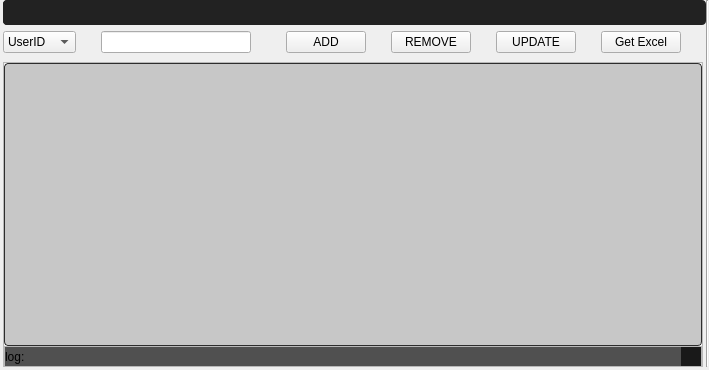
First picture: the form in Resources/UI/Deposit.ui, repository ArhamshareKrushil/ScanRisk, before the edit.
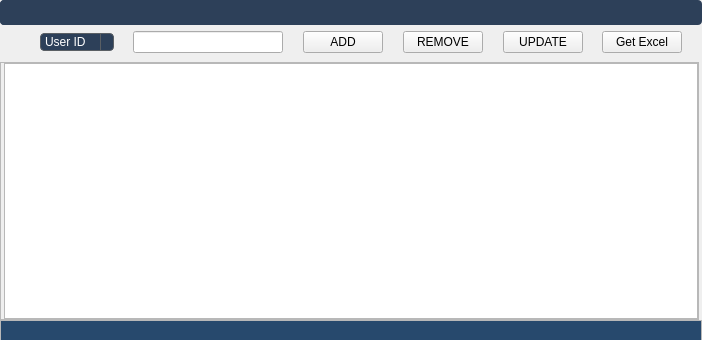
Second picture: the form after the edit. Icons and pictures are not drawn.

Diff of the .ui file:
```diff
--- a/Resources/UI/Deposit.ui
+++ b/Resources/UI/Deposit.ui
@@ -6,8 +6,8 @@
    <rect>
     <x>0</x>
     <y>0</y>
-    <width>709</width>
-    <height>370</height>
+    <width>702</width>
+    <height>340</height>
    </rect>
   </property>
   <property name="windowTitle">
@@ -33,295 +33,7 @@
     <property name="spacing">
      <number>0</number>
     </property>
-    <item row="2" column="2">
-     <widget class="QFrame" name="mainFrame">
-      <property name="sizePolicy">
-       <sizepolicy hsizetype="Expanding" vsizetype="Expanding">
-        <horstretch>0</horstretch>
-        <verstretch>0</verstretch>
-       </sizepolicy>
-      </property>
-      <property name="frameShape">
-       <enum>QFrame::StyledPanel</enum>
-      </property>
-      <property name="frameShadow">
-       <enum>QFrame::Raised</enum>
-      </property>
-      <layout class="QGridLayout" name="gridLayout_4">
-       <property name="leftMargin">
-        <number>0</number>
-       </property>
-       <property name="topMargin">
-        <number>0</number>
-       </property>
-       <property name="rightMargin">
-        <number>0</number>
-       </property>
-       <property name="bottomMargin">
-        <number>0</number>
-       </property>
-       <property name="spacing">
-        <number>0</number>
-       </property>
-       <item row="0" column="0">
-        <widget class="QTableView" name="tableView">
-         <property name="font">
-          <font>
-           <pointsize>11</pointsize>
-          </font>
-         </property>
-         <property name="styleSheet">
-          <string notr="true">QTreeView:branch:selected, QTreeView:branch:hover {
-  background: url(&quot;:/qss_icons/rc/transparent.png&quot;);
-}
-
-QTreeView:branch:has-siblings:!adjoins-item {
-  border-image: url(&quot;:/qss_icons/rc/branch_line.png&quot;) 0;
-}
-
-QTreeView:branch:has-siblings:adjoins-item {
-  border-image: url(&quot;:/qss_icons/rc/branch_more.png&quot;) 0;
-}
-
-QTreeView:branch:!has-children:!has-siblings:adjoins-item {
-  border-image: url(&quot;:/qss_icons/rc/branch_end.png&quot;) 0;
-}
-
-QTreeView:branch:has-children:!has-siblings:closed, QTreeView:branch:closed:has-children:has-siblings {
-  border-image: none;
-  image: url(&quot;:/qss_icons/rc/branch_closed.png&quot;);
-}
-
-QTreeView:branch:open:has-children:!has-siblings, QTreeView:branch:open:has-children:has-siblings {
-  border-image: none;
-  image: url(&quot;:/qss_icons/rc/branch_open.png&quot;);
-}
-
-QTreeView:branch:has-children:!has-siblings:closed:hover, QTreeView:branch:closed:has-children:has-siblings:hover {
-  image: url(&quot;:/qss_icons/rc/branch_closed_focus.png&quot;);
-}
-
-QTreeView:branch:open:has-children:!has-siblings:hover, QTreeView:branch:open:has-children:has-siblings:hover {
-  image: url(&quot;:/qss_icons/rc/branch_open_focus.png&quot;);
-}
-
-QTreeView::indicator:checked,
-QListView::indicator:checked {
-  image: url(&quot;:/qss_icons/rc/checkbox_checked.png&quot;);
-}
-
-QTreeView::indicator:checked:hover, QTreeView::indicator:checked:focus, QTreeView::indicator:checked:pressed,
-QListView::indicator:checked:hover,
-QListView::indicator:checked:focus,
-QListView::indicator:checked:pressed {
-  image: url(&quot;:/qss_icons/rc/checkbox_checked_focus.png&quot;);
-}
-
-QTreeView::indicator:unchecked,
-QListView::indicator:unchecked {
-  image: url(&quot;:/qss_icons/rc/checkbox_unchecked.png&quot;);
-}
-
-QTreeView::indicator:unchecked:hover, QTreeView::indicator:unchecked:focus, QTreeView::indicator:unchecked:pressed,
-QListView::indicator:unchecked:hover,
-QListView::indicator:unchecked:focus,
-QListView::indicator:unchecked:pressed {
-  image: url(&quot;:/qss_icons/rc/checkbox_unchecked_focus.png&quot;);
-}
-
-QTreeView::indicator:indeterminate,
-QListView::indicator:indeterminate {
-  image: url(&quot;:/qss_icons/rc/checkbox_indeterminate.png&quot;);
-}
-
-QTreeView::indicator:indeterminate:hover, QTreeView::indicator:indeterminate:focus, QTreeView::indicator:indeterminate:pressed,
-QListView::indicator:indeterminate:hover,
-QListView::indicator:indeterminate:focus,
-QListView::indicator:indeterminate:pressed {
-  image: url(&quot;:/qss_icons/rc/checkbox_indeterminate_focus.png&quot;);
-}
-
-QTreeView,
-QListView,
-QTableView,
-QColumnView {
-  background-color: #c7c7c7;
-  border: 1px solid #2d2d2d;
-  color: #000000;
-  gridline-color: #2d2d2d;
-  border-radius: 4px;
-}
-
-QTreeView:disabled,
-QListView:disabled,
-QTableView:disabled,
-QColumnView:disabled {
-  background-color: #c7c7c7;
-  color: #000000;
-}
-
-QTreeView:selected,
-QListView:selected,
-QTableView:selected,
-QColumnView:selected {
-  background-color: #c7c7c7;
-  color: #000000;
-}
-
-QTreeView:hover,
-QListView:hover,
-QTableView:hover,
-QColumnView:hover {
-  background-color: #c7c7c7;
-  border: 1px solid #148CD2;
-}
-
-QTreeView::item:pressed,
-QListView::item:pressed,
-QTableView::item:pressed,
-QColumnView::item:pressed {
-  background-color: #c7c7c7;
-}
-
-QTreeView::item:selected:hover,
-QListView::item:selected:hover,
-QTableView::item:selected:hover,
-QColumnView::item:selected:hover {
-  background: #c7c7c7;
-  color: #000000;
-}
-
-QTreeView::item:selected:active,
-QListView::item:selected:active,
-QTableView::item:selected:active,
-QColumnView::item:selected:active {
-background-color: palette(highlight);
- color: palette(highlightedText);
-}
-
-QTreeView::item:!selected:hover,
-QListView::item:!selected:hover,
-QTableView::item:!selected:hover,
-QColumnView::item:!selected:hover {
-  outline: 0;
-  color: #148CD2;
-  background-color: #2d2d2d;
-}
-
-QTableCornerButton::section {
-  background-color: #282828;
-  border: 1px transparent #2d2d2d;
-  border-radius: 0px;
-}
-</string>
-         </property>
-         <property name="selectionBehavior">
-          <enum>QAbstractItemView::SelectRows</enum>
-         </property>
-         <property name="showGrid">
-          <bool>true</bool>
-         </property>
-         <property name="sortingEnabled">
-          <bool>true</bool>
-         </property>
-         <attribute name="verticalHeaderDefaultSectionSize">
-          <number>23</number>
-         </attribute>
-        </widget>
-       </item>
-       <item row="1" column="0">
-        <widget class="QFrame" name="StatusBar">
-         <property name="minimumSize">
-          <size>
-           <width>0</width>
-           <height>20</height>
-          </size>
-         </property>
-         <property name="maximumSize">
-          <size>
-           <width>16777215</width>
-           <height>20</height>
-          </size>
-         </property>
-         <property name="frameShape">
-          <enum>QFrame::StyledPanel</enum>
-         </property>
-         <property name="frameShadow">
-          <enum>QFrame::Raised</enum>
-         </property>
-         <layout class="QGridLayout" name="gridLayout_7">
-          <property name="leftMargin">
-           <number>0</number>
-          </property>
-          <property name="topMargin">
-           <number>0</number>
-          </property>
-          <property name="rightMargin">
-           <number>0</number>
-          </property>
-          <property name="bottomMargin">
-           <number>0</number>
-          </property>
-          <property name="spacing">
-           <number>0</number>
-          </property>
-          <item row="0" column="0">
-           <widget class="QLabel" name="label">
-            <property name="minimumSize">
-             <size>
-              <width>0</width>
-              <height>20</height>
-             </size>
-            </property>
-            <property name="styleSheet">
-             <string notr="true">background-color: rgb(80, 80, 80);
-  border-radius: 0
-px;</string>
-            </property>
-            <property name="text">
-             <string>log:</string>
-            </property>
-            <property name="wordWrap">
-             <bool>true</bool>
-            </property>
-           </widget>
-          </item>
-          <item row="0" column="1">
-           <widget class="QFrame" name="gripFolio">
-            <property name="minimumSize">
-             <size>
-              <width>0</width>
-              <height>20</height>
-             </size>
-            </property>
-            <property name="maximumSize">
-             <size>
-              <width>20</width>
-              <height>20</height>
-             </size>
-            </property>
-            <property name="styleSheet">
-             <string notr="true">background-color: rgb(25,25,25);
-  border-radius: 0px;</string>
-            </property>
-            <property name="frameShape">
-             <enum>QFrame::StyledPanel</enum>
-            </property>
-            <property name="frameShadow">
-             <enum>QFrame::Raised</enum>
-            </property>
-            <property name="lineWidth">
-             <number>0</number>
-            </property>
-           </widget>
-          </item>
-         </layout>
-        </widget>
-       </item>
-      </layout>
-     </widget>
-    </item>
-    <item row="0" column="1" colspan="3">
+    <item row="0" column="0" colspan="3">
      <widget class="QWidget" name="indexBar" native="true">
       <property name="sizePolicy">
        <sizepolicy hsizetype="Preferred" vsizetype="Minimum">
@@ -499,7 +211,7 @@
        <property name="verticalSpacing">
         <number>6</number>
        </property>
-       <item row="0" column="0" colspan="12">
+       <item row="0" column="0" colspan="14">
         <widget class="QFrame" name="headerFrame">
          <property name="sizePolicy">
           <sizepolicy hsizetype="Expanding" vsizetype="Maximum">
@@ -514,9 +226,18 @@
           </size>
          </property>
          <property name="styleSheet">
-          <string notr="true">/* (dot) .QFrame  fix #141, #126, #123 */
+          <string notr="true">/* QFrame -----------------------------------------------------------------
+
+https://doc.qt.io/qt-5/stylesheet-examples.html#customizing-qframe
+https://doc.qt.io/qt-5/qframe.html#-prop
+https://doc.qt.io/qt-5/qframe.html#details
+https://stackoverflow.com/questions/14581498/qt-stylesheet-for-hline-vline-color
+
+--------------------------------------------------------------------------- */
+/* (dot) .QFrame  fix #141, #126, #123 */
 .QFrame {
-background-color: #222222;
+  background-color: #2D4059;
+
   border-radius: 4px;
   border: 0px solid transparent;
 
@@ -542,6 +263,7 @@
   background-color: #2d2d2d;
 }
 
+
 </string>
          </property>
          <property name="frameShape">
@@ -611,29 +333,19 @@
              <property name="bottomMargin">
               <number>0</number>
              </property>
-             <item alignment="Qt::AlignTop">
+             <item>
               <widget class="QPushButton" name="bt_min_3">
-               <property name="sizePolicy">
-                <sizepolicy hsizetype="Expanding" vsizetype="Expanding">
-                 <horstretch>0</horstretch>
-                 <verstretch>0</verstretch>
-                </sizepolicy>
-               </property>
                <property name="minimumSize">
                 <size>
-                 <width>35</width>
-                 <height>25</height>
-                </size>
-               </property>
-               <property name="maximumSize">
-                <size>
-                 <width>35</width>
+                 <width>25</width>
                  <height>25</height>
                 </size>
                </property>
                <property name="styleSheet">
                 <string notr="true">QPushButton {
   background-color: transparent;
+border-radius: 10px;
+
   border: 1px solid transparent;
 
 }
@@ -651,35 +363,25 @@
                </property>
                <property name="iconSize">
                 <size>
-                 <width>15</width>
-                 <height>15</height>
+                 <width>20</width>
+                 <height>20</height>
                 </size>
                </property>
               </widget>
              </item>
-             <item alignment="Qt::AlignRight|Qt::AlignTop">
+             <item>
               <widget class="QPushButton" name="bt_close_3">
-               <property name="sizePolicy">
-                <sizepolicy hsizetype="Maximum" vsizetype="Maximum">
-                 <horstretch>0</horstretch>
-                 <verstretch>0</verstretch>
-                </sizepolicy>
-               </property>
                <property name="minimumSize">
                 <size>
-                 <width>35</width>
-                 <height>25</height>
-                </size>
-               </property>
-               <property name="maximumSize">
-                <size>
-                 <width>35</width>
+                 <width>0</width>
                  <height>25</height>
                 </size>
                </property>
                <property name="styleSheet">
                 <string notr="true">QPushButton {
   background-color: transparent;
+border-radius: 10px;
+
   border: 1px solid transparent;
 
 }
@@ -697,8 +399,8 @@
                </property>
                <property name="iconSize">
                 <size>
-                 <width>15</width>
-                 <height>15</height>
+                 <width>20</width>
+                 <height>20</height>
                 </size>
                </property>
               </widget>
@@ -737,134 +439,14 @@
          </layout>
         </widget>
        </item>
-       <item row="1" column="0">
-        <widget class="QComboBox" name="cbHeads">
-         <item>
-          <property name="text">
-           <string>UserID</string>
-          </property>
-         </item>
-         <item>
-          <property name="text">
-           <string>Deposit</string>
-          </property>
-         </item>
-        </widget>
-       </item>
-       <item row="1" column="1">
-        <widget class="Line" name="line_12">
-         <property name="minimumSize">
-          <size>
-           <width>10</width>
-           <height>0</height>
-          </size>
-         </property>
-         <property name="maximumSize">
-          <size>
-           <width>25</width>
-           <height>16777215</height>
-          </size>
-         </property>
-         <property name="styleSheet">
-          <string notr="true">background-color: transparent;</string>
-         </property>
-         <property name="orientation">
-          <enum>Qt::Horizontal</enum>
-         </property>
-        </widget>
-       </item>
-       <item row="1" column="2">
-        <widget class="QLineEdit" name="le_text">
-         <property name="maximumSize">
-          <size>
-           <width>150</width>
-           <height>16777215</height>
-          </size>
-         </property>
-        </widget>
-       </item>
-       <item row="1" column="3">
-        <widget class="Line" name="line_10">
-         <property name="minimumSize">
-          <size>
-           <width>10</width>
-           <height>0</height>
-          </size>
-         </property>
-         <property name="styleSheet">
-          <string notr="true">background-color:transparent</string>
-         </property>
-         <property name="orientation">
-          <enum>Qt::Horizontal</enum>
-         </property>
-        </widget>
-       </item>
-       <item row="1" column="4">
-        <widget class="QPushButton" name="pbAdd">
-         <property name="text">
-          <string>ADD</string>
-         </property>
-        </widget>
-       </item>
-       <item row="1" column="5">
-        <widget class="Line" name="line_7">
-         <property name="minimumSize">
-          <size>
-           <width>10</width>
-           <height>0</height>
-          </size>
-         </property>
-         <property name="maximumSize">
-          <size>
-           <width>25</width>
-           <height>16777215</height>
-          </size>
-         </property>
-         <property name="styleSheet">
-          <string notr="true">background-color: transparent;</string>
-         </property>
-         <property name="orientation">
-          <enum>Qt::Horizontal</enum>
-         </property>
-        </widget>
-       </item>
-       <item row="1" column="6">
+       <item row="2" column="8">
         <widget class="QPushButton" name="pbRemove">
          <property name="text">
           <string>REMOVE</string>
          </property>
         </widget>
        </item>
-       <item row="1" column="7">
-        <widget class="Line" name="line_11">
-         <property name="minimumSize">
-          <size>
-           <width>10</width>
-           <height>0</height>
-          </size>
-         </property>
-         <property name="maximumSize">
-          <size>
-           <width>25</width>
-           <height>16777215</height>
-          </size>
-         </property>
-         <property name="styleSheet">
-          <string notr="true">background-color: transparent;</string>
-         </property>
-         <property name="orientation">
-          <enum>Qt::Horizontal</enum>
-         </property>
-        </widget>
-       </item>
-       <item row="1" column="8">
-        <widget class="QPushButton" name="pbUpdate">
-         <property name="text">
-          <string>UPDATE</string>
-         </property>
-        </widget>
-       </item>
-       <item row="1" column="9">
+       <item row="2" column="11">
         <widget class="Line" name="line_13">
          <property name="minimumSize">
           <size>
@@ -886,7 +468,7 @@
          </property>
         </widget>
        </item>
-       <item row="1" column="10">
+       <item row="2" column="12">
         <widget class="QPushButton" name="pbGetExcel">
          <property name="maximumSize">
           <size>
@@ -899,7 +481,7 @@
          </property>
         </widget>
        </item>
-       <item row="1" column="11">
+       <item row="2" column="13">
         <widget class="Line" name="line_9">
          <property name="minimumSize">
           <size>
@@ -921,27 +503,322 @@
          </property>
         </widget>
        </item>
+       <item row="2" column="5">
+        <widget class="Line" name="line_10">
+         <property name="minimumSize">
+          <size>
+           <width>10</width>
+           <height>0</height>
+          </size>
+         </property>
+         <property name="styleSheet">
+          <string notr="true">background-color:transparent</string>
+         </property>
+         <property name="orientation">
+          <enum>Qt::Horizontal</enum>
+         </property>
+        </widget>
+       </item>
+       <item row="2" column="4">
+        <widget class="QLineEdit" name="le_text">
+         <property name="maximumSize">
+          <size>
+           <width>150</width>
+           <height>16777215</height>
+          </size>
+         </property>
+        </widget>
+       </item>
+       <item row="2" column="7">
+        <widget class="Line" name="line_7">
+         <property name="minimumSize">
+          <size>
+           <width>10</width>
+           <height>0</height>
+          </size>
+         </property>
+         <property name="maximumSize">
+          <size>
+           <width>25</width>
+           <height>16777215</height>
+          </size>
+         </property>
+         <property name="styleSheet">
+          <string notr="true">background-color: transparent;</string>
+         </property>
+         <property name="orientation">
+          <enum>Qt::Horizontal</enum>
+         </property>
+        </widget>
+       </item>
+       <item row="2" column="10">
+        <widget class="QPushButton" name="pbUpdate">
+         <property name="text">
+          <string>UPDATE</string>
+         </property>
+        </widget>
+       </item>
+       <item row="2" column="9">
+        <widget class="Line" name="line_11">
+         <property name="minimumSize">
+          <size>
+           <width>10</width>
+           <height>0</height>
+          </size>
+         </property>
+         <property name="maximumSize">
+          <size>
+           <width>25</width>
+           <height>16777215</height>
+          </size>
+         </property>
+         <property name="styleSheet">
+          <string notr="true">background-color: transparent;</string>
+         </property>
+         <property name="orientation">
+          <enum>Qt::Horizontal</enum>
+         </property>
+        </widget>
+       </item>
+       <item row="2" column="2">
+        <widget class="QComboBox" name="cbHeads">
+         <property name="styleSheet">
+          <string notr="true">QComboBox {
+  background-color: #2D4059;
+  color: #ffffff;
+    font: 63 10pt &quot;Segoe UI Semibold&quot;;
+
+  border: 1px solid #5a5f64;
+  border-radius: 4px;
+  selection-background-color: #1464A0;
+  padding-left: 4px;
+  padding-right: 10px;
+  /* 4 + 16*2 See scrollbar size */
+  /* Fixes #103, #111 */
+  min-height: 1.5em;
+  /* padding-top: 2px;     removed to fix #132 */
+  /* padding-bottom: 2px;  removed to fix #132 */
+  /* min-width: 75px;      removed to fix #109 */
+  /* Needed to remove indicator - fix #132 */
+}
+
+QComboBox QAbstractItemView {
+  border: 1px solid #2d2d2d;
+  border-radius: 0;
+  background-color: #2D4059;
+  selection-background-color: #1464A0;
+}
+
+QComboBox QAbstractItemView:hover {
+  background-color: #2D4059;
+  color: #F0F0F0;
+}
+
+QComboBox QAbstractItemView:selected {
+  background: #1464A0;
+  color: #2d2d2d;
+}
+
+QComboBox QAbstractItemView:alternate {
+  background: #282828;
+}
+
+QComboBox:disabled {
+  background-color: #282828;
+  color: #787878;
+}
+
+QComboBox:hover {
+  border: 1px solid #148CD2;
+}
+
+QComboBox:focus {
+  border: 1px solid #1464A0;
+}
+
+QComboBox:on {
+  selection-background-color: #1464A0;
+}
+
+QComboBox::indicator {
+  border: none;
+  border-radius: 0;
+  background-color: transparent;
+  selection-background-color: transparent;
+  color: transparent;
+  selection-color: transparent;
+  /* Needed to remove indicator - fix #132 */
+}
+
+QComboBox::indicator:alternate {
+  background: #282828;
+}
+
+QComboBox::item:alternate {
+  background: #282828;
+}
+
+
+QComboBox::item:selected {
+  border: 0px solid transparent;
+}
+
+QComboBox::drop-down {
+  subcontrol-origin: padding;
+  subcontrol-position: top right;
+  width: 12px;
+  border-left: 1px solid #5a5f64;
+}
+
+QComboBox::down-arrow {
+  image: url(&quot;:/qss_icons/rc/arrow_down_disabled.png&quot;);
+  height: 8px;
+  width: 8px;
+}
+
+QComboBox::down-arrow:on, QComboBox::down-arrow:hover, QComboBox::down-arrow:focus {
+  image: url(&quot;:/qss_icons/rc/arrow_down.png&quot;);
+}</string>
+         </property>
+         <item>
+          <property name="text">
+           <string>User ID</string>
+          </property>
+         </item>
+         <item>
+          <property name="text">
+           <string>Deposit</string>
+          </property>
+         </item>
+        </widget>
+       </item>
+       <item row="2" column="6">
+        <widget class="QPushButton" name="pbAdd">
+         <property name="text">
+          <string>ADD</string>
+         </property>
+        </widget>
+       </item>
+       <item row="2" column="1">
+        <widget class="Line" name="line_4">
+         <property name="styleSheet">
+          <string notr="true">background-color: transparent;</string>
+         </property>
+         <property name="orientation">
+          <enum>Qt::Horizontal</enum>
+         </property>
+        </widget>
+       </item>
+       <item row="2" column="0">
+        <widget class="Line" name="line_12">
+         <property name="minimumSize">
+          <size>
+           <width>10</width>
+           <height>0</height>
+          </size>
+         </property>
+         <property name="maximumSize">
+          <size>
+           <width>25</width>
+           <height>16777215</height>
+          </size>
+         </property>
+         <property name="styleSheet">
+          <string notr="true">background-color: transparent;</string>
+         </property>
+         <property name="orientation">
+          <enum>Qt::Horizontal</enum>
+         </property>
+        </widget>
+       </item>
+       <item row="2" column="3">
+        <widget class="Line" name="line_6">
+         <property name="styleSheet">
+          <string notr="true">background-color:transparent;</string>
+         </property>
+         <property name="orientation">
+          <enum>Qt::Horizontal</enum>
+         </property>
+        </widget>
+       </item>
       </layout>
      </widget>
     </item>
-    <item row="3" column="1">
+    <item row="2" column="1">
+     <widget class="QFrame" name="mainFrame">
+      <property name="sizePolicy">
+       <sizepolicy hsizetype="Expanding" vsizetype="Expanding">
+        <horstretch>0</horstretch>
+        <verstretch>0</verstretch>
+       </sizepolicy>
+      </property>
+      <property name="frameShape">
+       <enum>QFrame::StyledPanel</enum>
+      </property>
+      <property name="frameShadow">
+       <enum>QFrame::Raised</enum>
+      </property>
+      <layout class="QGridLayout" name="gridLayout_4">
+       <property name="leftMargin">
+        <number>0</number>
+       </property>
+       <property name="topMargin">
+        <number>0</number>
+       </property>
+       <property name="rightMargin">
+        <number>0</number>
+       </property>
+       <property name="bottomMargin">
+        <number>0</number>
+       </property>
+       <property name="spacing">
+        <number>0</number>
+       </property>
+       <item row="0" column="0">
+        <widget class="Line" name="line">
+         <property name="styleSheet">
+          <string notr="true">background-color: transparent;</string>
+         </property>
+         <property name="orientation">
+          <enum>Qt::Vertical</enum>
+         </property>
+        </widget>
+       </item>
+       <item row="0" column="1">
+        <widget class="QTableView" name="tableView">
+         <property name="font">
+          <font>
+           <pointsize>11</pointsize>
+          </font>
+         </property>
+         <property name="styleSheet">
+          <string notr="true"/>
+         </property>
+         <property name="selectionBehavior">
+          <enum>QAbstractItemView::SelectRows</enum>
+         </property>
+         <property name="showGrid">
+          <bool>true</bool>
+         </property>
+         <property name="sortingEnabled">
+          <bool>true</bool>
+         </property>
+         <attribute name="verticalHeaderDefaultSectionSize">
+          <number>23</number>
+         </attribute>
+        </widget>
+       </item>
+      </layout>
+     </widget>
+    </item>
+    <item row="3" column="0">
      <widget class="Line" name="line_18">
       <property name="orientation">
        <enum>Qt::Horizontal</enum>
       </property>
      </widget>
     </item>
-    <item row="2" column="0">
-     <widget class="Line" name="line">
-      <property name="styleSheet">
-       <string notr="true">background-color: transparent;</string>
-      </property>
-      <property name="orientation">
-       <enum>Qt::Vertical</enum>
-      </property>
-     </widget>
-    </item>
-    <item row="2" column="3">
+    <item row="2" column="2">
      <widget class="Line" name="line_3">
       <property name="styleSheet">
        <string notr="true">background-color: transparent;</string>
@@ -951,14 +828,7 @@
       </property>
      </widget>
     </item>
-    <item row="0" column="4" rowspan="3">
-     <widget class="Line" name="line_17">
-      <property name="orientation">
-       <enum>Qt::Vertical</enum>
-      </property>
-     </widget>
-    </item>
-    <item row="1" column="2">
+    <item row="1" column="1">
      <widget class="Line" name="line_2">
       <property name="styleSheet">
        <string notr="true">background-color: transparent;</string>
@@ -968,6 +838,104 @@
       </property>
      </widget>
     </item>
+    <item row="3" column="1" colspan="2">
+     <widget class="QFrame" name="StatusBar">
+      <property name="minimumSize">
+       <size>
+        <width>0</width>
+        <height>20</height>
+       </size>
+      </property>
+      <property name="maximumSize">
+       <size>
+        <width>16777215</width>
+        <height>20</height>
+       </size>
+      </property>
+      <property name="styleSheet">
+       <string notr="true"/>
+      </property>
+      <property name="frameShape">
+       <enum>QFrame::StyledPanel</enum>
+      </property>
+      <property name="frameShadow">
+       <enum>QFrame::Raised</enum>
+      </property>
+      <layout class="QGridLayout" name="gridLayout_7">
+       <property name="leftMargin">
+        <number>0</number>
+       </property>
+       <property name="topMargin">
+        <number>0</number>
+       </property>
+       <property name="rightMargin">
+        <number>0</number>
+       </property>
+       <property name="bottomMargin">
+        <number>0</number>
+       </property>
+       <property name="spacing">
+        <number>0</number>
+       </property>
+       <item row="0" column="0">
+        <widget class="QLabel" name="label">
+         <property name="minimumSize">
+          <size>
+           <width>0</width>
+           <height>20</height>
+          </size>
+         </property>
+         <property name="maximumSize">
+          <size>
+           <width>16777215</width>
+           <height>20</height>
+          </size>
+         </property>
+         <property name="styleSheet">
+          <string notr="true">background-color:#27496D;
+  border-radius: 0
+px;</string>
+         </property>
+         <property name="text">
+          <string/>
+         </property>
+         <property name="wordWrap">
+          <bool>true</bool>
+         </property>
+        </widget>
+       </item>
+       <item row="0" column="1">
+        <widget class="QFrame" name="gripDP">
+         <property name="minimumSize">
+          <size>
+           <width>0</width>
+           <height>20</height>
+          </size>
+         </property>
+         <property name="maximumSize">
+          <size>
+           <width>20</width>
+           <height>20</height>
+          </size>
+         </property>
+         <property name="styleSheet">
+          <string notr="true">background-color:#27496D;
+  border-radius: 0px;</string>
+         </property>
+         <property name="frameShape">
+          <enum>QFrame::StyledPanel</enum>
+         </property>
+         <property name="frameShadow">
+          <enum>QFrame::Raised</enum>
+         </property>
+         <property name="lineWidth">
+          <number>0</number>
+         </property>
+        </widget>
+       </item>
+      </layout>
+     </widget>
+    </item>
    </layout>
   </widget>
  </widget>
```
Left out of the diff: 24 changed lines with no effect on the pictures.
